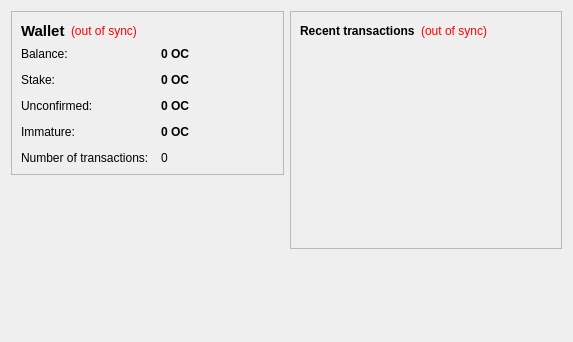
This is src/qt/forms/overviewpage.ui in sherlockcoin/Orangecoin as Qt 5 draws it before an edit. The edited form follows.
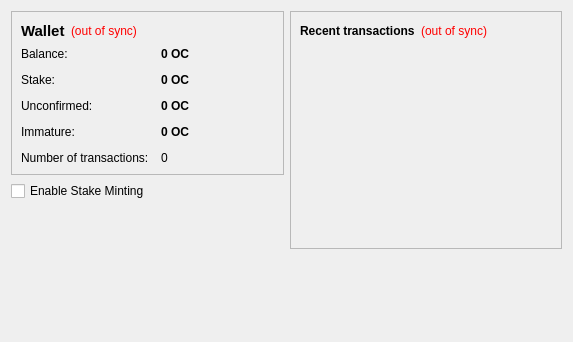
This is the edited form. Icons and pictures are not drawn.

Commit message: Add Minting Checkbox, Image and Version Bump

```diff
--- a/src/qt/forms/overviewpage.ui
+++ b/src/qt/forms/overviewpage.ui
@@ -219,6 +219,13 @@
       </widget>
      </item>
      <item>
+     <widget class="QCheckBox" name="checkBox">
+        <property name="text">
+         <string>Enable Stake Minting</string>
+        </property>
+       </widget>
+      </item>
+      <item>
       <spacer name="verticalSpacer">
        <property name="orientation">
         <enum>Qt::Vertical</enum>
```
The commit also changes 8 other files.
